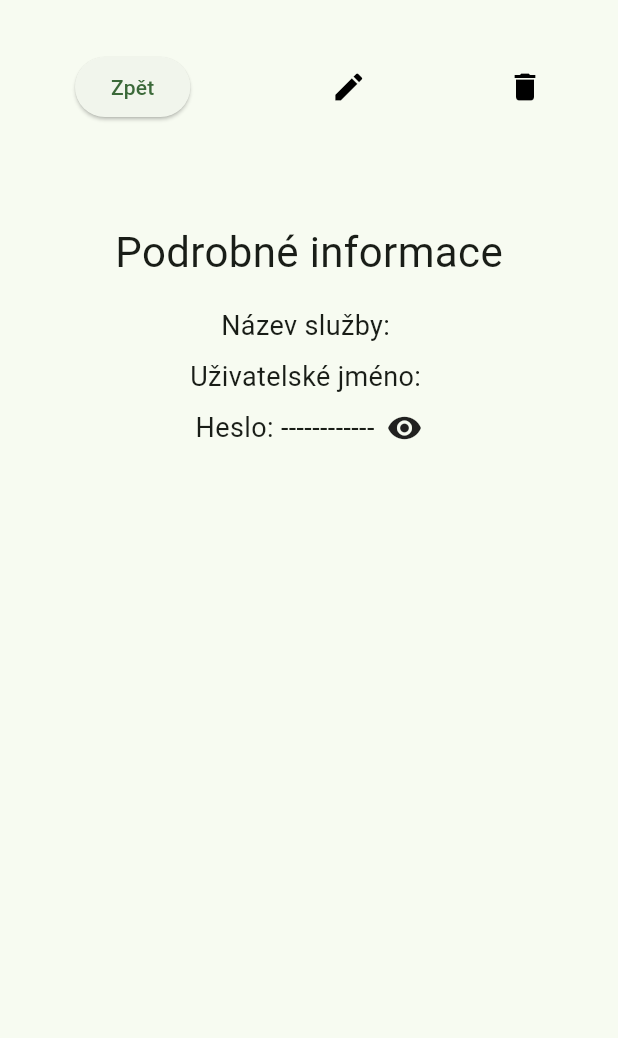
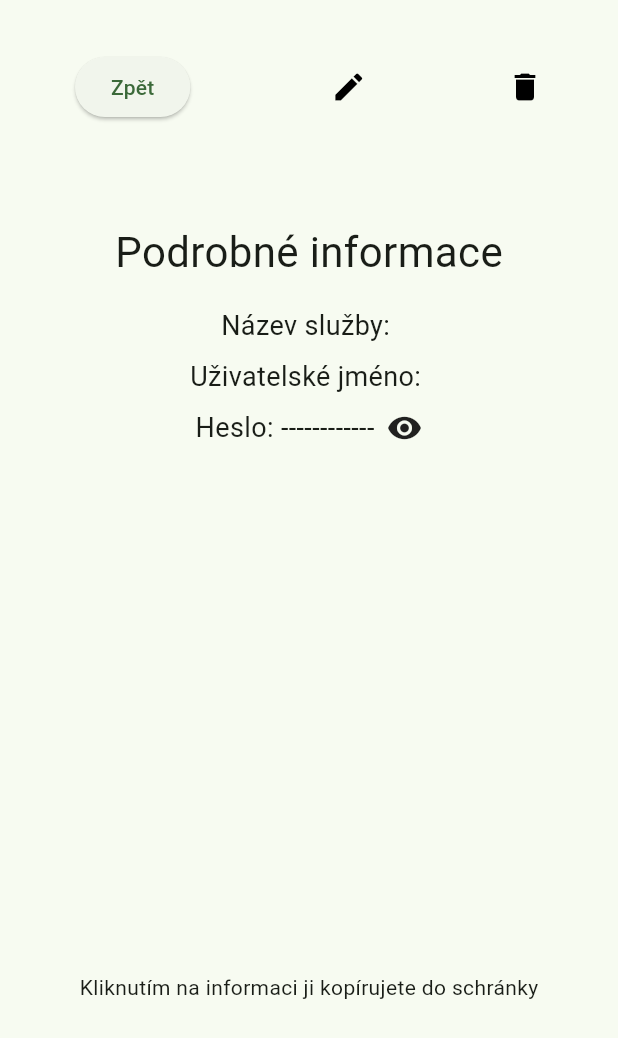
Before and after one commit to Venca321/FlutterPasswords, a Flutter app: the DetailPage screen opened directly, after a tap on "Zpět", on a phone screen of 412 x 824 dp. Shown: the top 1038 px of the screen. Run offline on Flutter 3.47's test engine with Material 2 defaults, Android fonts, the phone set to English and light mode, and no system bars; our stand-ins replace local_auth, pin_code_fields, sqflite; missing offline and left inert: dart:ffi, encrypt; accounts and stored records are empty.

```diff
--- a/lib/database.dart
+++ b/lib/database.dart
@@ -30,8 +30,6 @@ Future<Database> getDatabase() async {
 
 Future<void> userRegister(pin, biometrics) async {
   var db = await getDatabase();
-  print(pin);
-  print(biometrics);
   await db.transaction((txn) async {
     await txn.rawInsert(
       'INSERT INTO User(pin, biometrics) VALUES("$pin", "$biometrics")'
--- a/lib/main.dart
+++ b/lib/main.dart
@@ -71,8 +71,8 @@ class MyAppState extends ChangeNotifier {
 
   var biometrics = false;
   void setBiometrics(newBiometrics){
-    biometrics = newBiometrics;
-    notifyListeners();
+    if (newBiometrics.toString() == "true"){biometrics == true;}
+    if (newBiometrics.toString() == "false"){biometrics == false;}
   }
 
   var records = [];
--- a/lib/pages/detail.dart
+++ b/lib/pages/detail.dart
@@ -31,6 +31,8 @@ class DetailPage extends StatelessWidget{
                 ),
                 SizedBox(height: 8),
                 PasswordRow(appState: appState),
+                SizedBox(height: 350),
+                const Text("Kliknutím na informaci ji kopírujete do schránky")
               ],
             )
           ]
```
Also changed, not shown: 1 other file.
